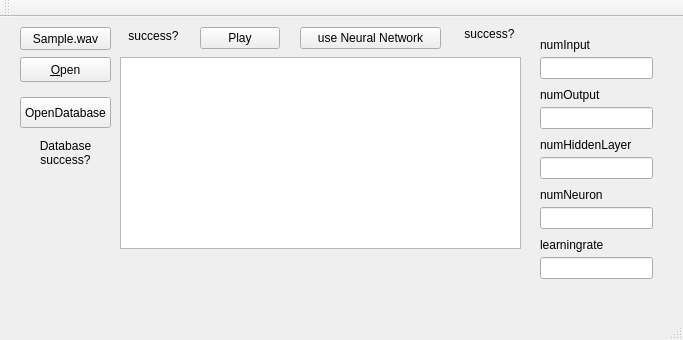
This is src/mainwindow.ui in bycym/chordRecognition as Qt 5 draws it before an edit. The edited form follows.
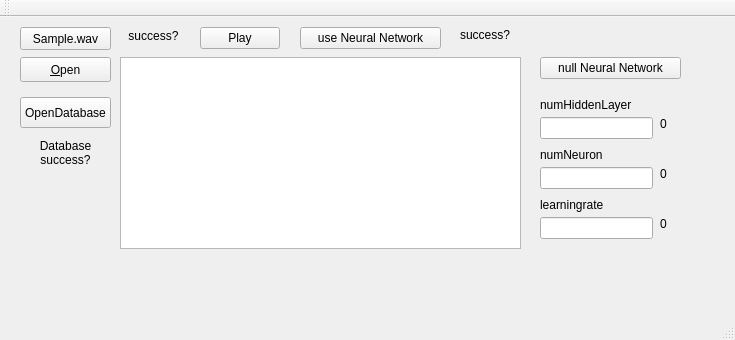
This is the edited form.

Diff of the .ui file:
```diff
--- a/src/mainwindow.ui
+++ b/src/mainwindow.ui
@@ -6,7 +6,7 @@
    <rect>
     <x>0</x>
     <y>0</y>
-    <width>683</width>
+    <width>735</width>
     <height>340</height>
    </rect>
   </property>
@@ -138,22 +138,22 @@
      <rect>
       <x>460</x>
       <y>10</y>
-      <width>59</width>
-      <height>14</height>
+      <width>121</width>
+      <height>16</height>
      </rect>
     </property>
     <property name="text">
      <string>success?</string>
     </property>
     <property name="alignment">
-     <set>Qt::AlignCenter</set>
+     <set>Qt::AlignLeading|Qt::AlignLeft|Qt::AlignVCenter</set>
     </property>
    </widget>
    <widget class="QLineEdit" name="learningrate_lineEdit">
     <property name="geometry">
      <rect>
       <x>540</x>
-      <y>240</y>
+      <y>200</y>
       <width>113</width>
       <height>22</height>
      </rect>
@@ -163,43 +163,17 @@
     <property name="geometry">
      <rect>
       <x>540</x>
-      <y>190</y>
+      <y>150</y>
       <width>113</width>
       <height>22</height>
      </rect>
     </property>
    </widget>
-   <widget class="QLabel" name="label_2">
-    <property name="geometry">
-     <rect>
-      <x>540</x>
-      <y>70</y>
-      <width>111</width>
-      <height>16</height>
-     </rect>
-    </property>
-    <property name="text">
-     <string>numOutput</string>
-    </property>
-   </widget>
-   <widget class="QLabel" name="label">
-    <property name="geometry">
-     <rect>
-      <x>540</x>
-      <y>20</y>
-      <width>111</width>
-      <height>16</height>
-     </rect>
-    </property>
-    <property name="text">
-     <string>numInput</string>
-    </property>
-   </widget>
    <widget class="QLabel" name="label_5">
     <property name="geometry">
      <rect>
       <x>540</x>
-      <y>220</y>
+      <y>180</y>
       <width>111</width>
       <height>16</height>
      </rect>
@@ -212,7 +186,7 @@
     <property name="geometry">
      <rect>
       <x>540</x>
-      <y>120</y>
+      <y>80</y>
       <width>111</width>
       <height>16</height>
      </rect>
@@ -221,21 +195,11 @@
      <string>numHiddenLayer</string>
     </property>
    </widget>
-   <widget class="QLineEdit" name="numInput_lineEdit">
-    <property name="geometry">
-     <rect>
-      <x>540</x>
-      <y>40</y>
-      <width>113</width>
-      <height>22</height>
-     </rect>
-    </property>
-   </widget>
    <widget class="QLabel" name="label_4">
     <property name="geometry">
      <rect>
       <x>540</x>
-      <y>170</y>
+      <y>130</y>
       <width>111</width>
       <height>16</height>
      </rect>
@@ -248,21 +212,75 @@
     <property name="geometry">
      <rect>
       <x>540</x>
-      <y>140</y>
+      <y>100</y>
       <width>113</width>
       <height>22</height>
      </rect>
     </property>
+    <property name="sizePolicy">
+     <sizepolicy hsizetype="Expanding" vsizetype="Preferred">
+      <horstretch>0</horstretch>
+      <verstretch>0</verstretch>
+     </sizepolicy>
+    </property>
    </widget>
-   <widget class="QLineEdit" name="numOutput_lineEdit">
+   <widget class="QLabel" name="numHiddenLayer_label">
+    <property name="geometry">
+     <rect>
+      <x>660</x>
+      <y>100</y>
+      <width>59</width>
+      <height>14</height>
+     </rect>
+    </property>
+    <property name="text">
+     <string>0</string>
+    </property>
+   </widget>
+   <widget class="QLabel" name="numNeuron_label">
+    <property name="geometry">
+     <rect>
+      <x>660</x>
+      <y>150</y>
+      <width>59</width>
+      <height>14</height>
+     </rect>
+    </property>
+    <property name="text">
+     <string>0</string>
+    </property>
+   </widget>
+   <widget class="QLabel" name="learningrate_label">
+    <property name="geometry">
+     <rect>
+      <x>660</x>
+      <y>200</y>
+      <width>59</width>
+      <height>14</height>
+     </rect>
+    </property>
+    <property name="text">
+     <string>0</string>
+    </property>
+   </widget>
+   <widget class="QPushButton" name="reInitNeuralNetwork">
     <property name="geometry">
      <rect>
       <x>540</x>
-      <y>90</y>
-      <width>113</width>
+      <y>40</y>
+      <width>141</width>
       <height>22</height>
      </rect>
     </property>
+    <property name="sizePolicy">
+     <sizepolicy hsizetype="Minimum" vsizetype="Preferred">
+      <horstretch>0</horstretch>
+      <verstretch>0</verstretch>
+     </sizepolicy>
+    </property>
+    <property name="text">
+     <string>null Neural Network</string>
+    </property>
    </widget>
   </widget>
   <widget class="QMenuBar" name="menuBar">
```
Left out of the diff: 2 changed lines with no effect on the pictures.
